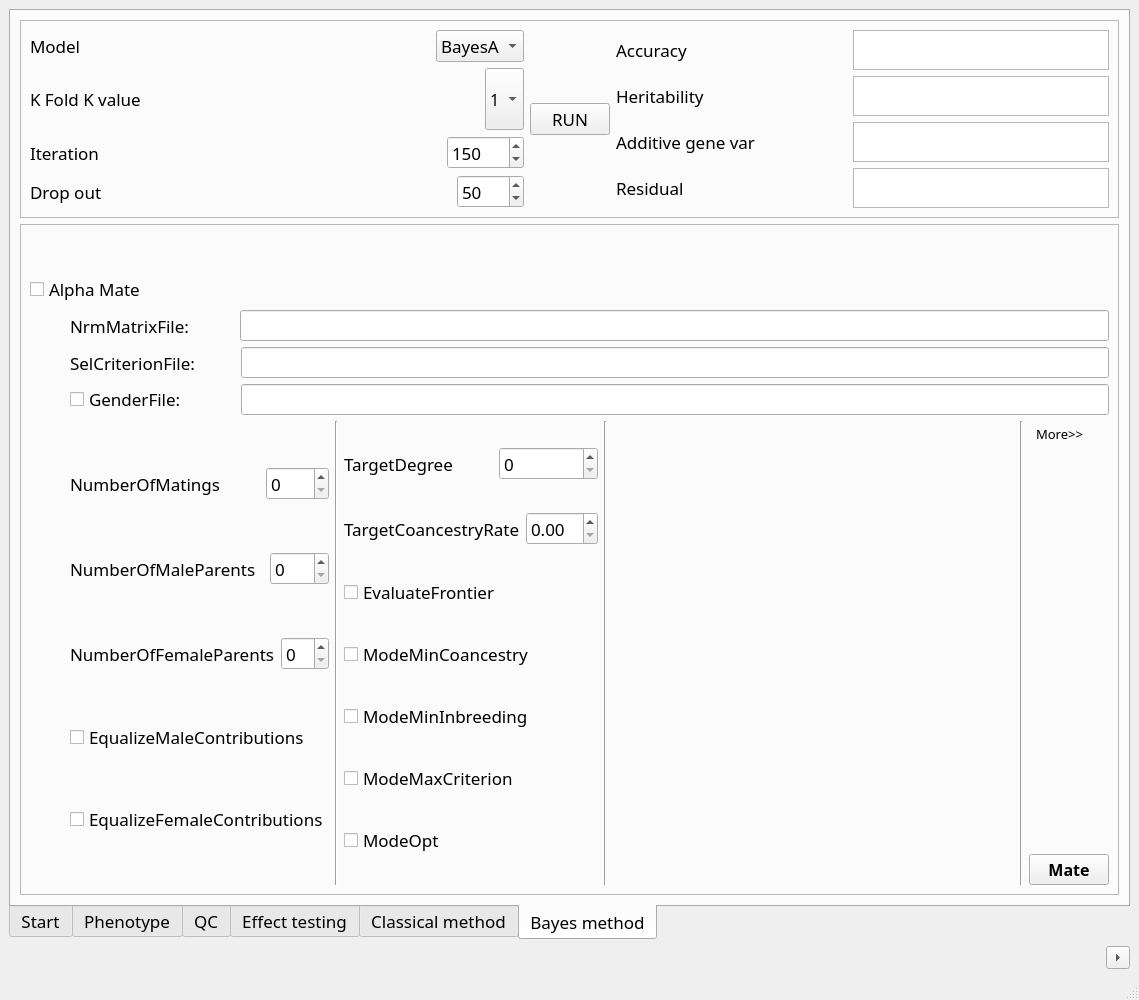
This is mainwindow.ui in LiangBeam9810/AquaGS_GUI as Qt 5 draws it before an edit. The edited form follows.
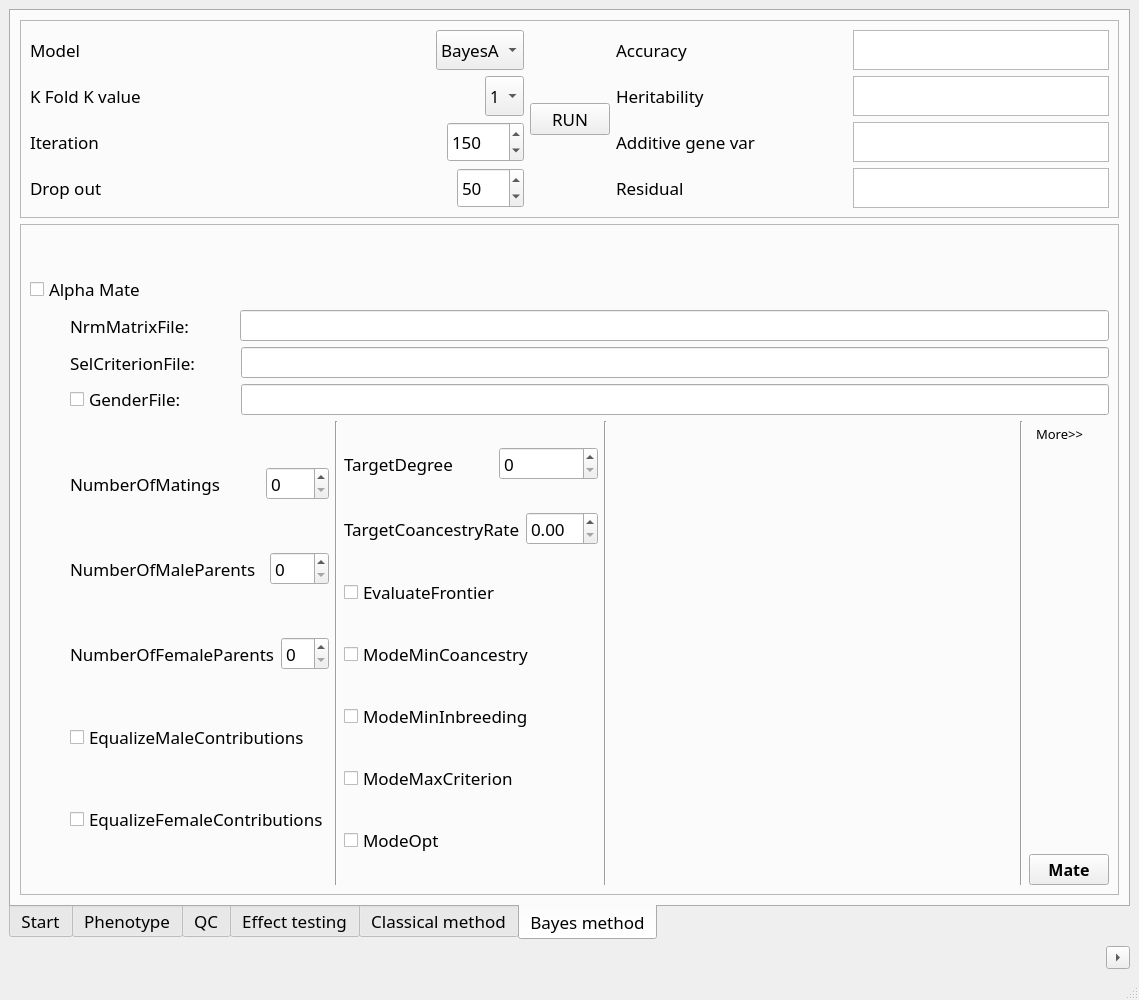
This is the edited form. The open tabs and pages were chosen to show the change.

The edit to the form file:
```diff
--- a/mainwindow.ui
+++ b/mainwindow.ui
@@ -4321,6 +4321,12 @@
                    </item>
                    <item>
                     <widget class="QComboBox" name="modelcomboBox">
+                     <property name="maximumSize">
+                      <size>
+                       <width>16777215</width>
+                       <height>40</height>
+                      </size>
+                     </property>
                      <item>
                       <property name="text">
                        <string>BayesA</string>
@@ -4389,7 +4395,7 @@
                      <property name="maximumSize">
                       <size>
                        <width>16777215</width>
-                       <height>16777215</height>
+                       <height>40</height>
                       </size>
                      </property>
                      <property name="font">
@@ -4482,6 +4488,12 @@
                    </item>
                    <item>
                     <widget class="QSpinBox" name="iterationspinBox">
+                     <property name="maximumSize">
+                      <size>
+                       <width>16777215</width>
+                       <height>40</height>
+                      </size>
+                     </property>
                      <property name="minimum">
                       <number>1</number>
                      </property>
@@ -4519,6 +4531,12 @@
                    </item>
                    <item>
                     <widget class="QSpinBox" name="dropoutspinBox">
+                     <property name="maximumSize">
+                      <size>
+                       <width>16777215</width>
+                       <height>40</height>
+                      </size>
+                     </property>
                      <property name="maximum">
                       <number>5000</number>
                      </property>
```
Left out of the diff: 4 changed lines with no effect on the pictures.
